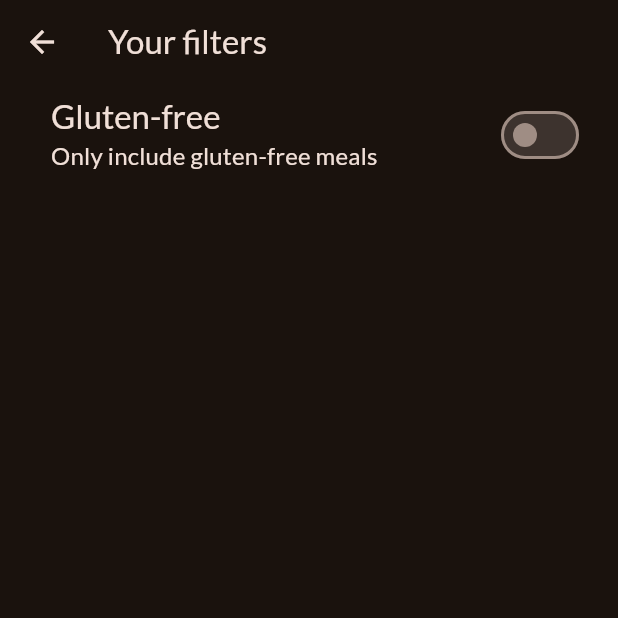
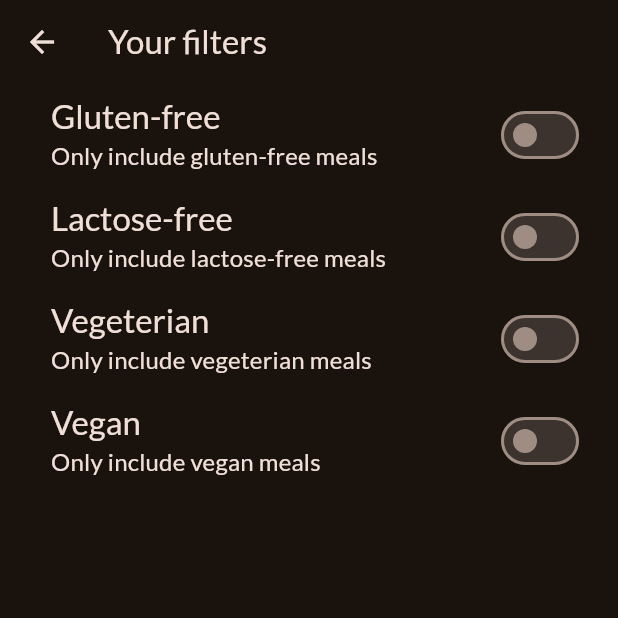
Before and after one commit to birgilv/mobile-applications, a Flutter app: the FiltersScreen screen opened directly, on a phone screen of 412 x 824 dp, the top half of it. Run offline on Flutter 3.47's test engine with Material 3 defaults, Android fonts, the phone set to English and light mode, and no system bars; our stand-ins replace google_fonts, transparent_image.

Commit message:
Added more filters

```diff
--- a/meals_app/lib/screens/filters.dart
+++ b/meals_app/lib/screens/filters.dart
@@ -1,6 +1,4 @@
 import 'package:flutter/material.dart';
-import 'package:meals_app/screens/tabs.dart';
-import 'package:meals_app/widgets/main_drawer.dart';
 
 class FiltersScreen extends StatefulWidget {
   const FiltersScreen({super.key});
@@ -13,6 +11,9 @@ class FiltersScreen extends StatefulWidget {
 
 class _FiltersScreenState extends State<FiltersScreen> {
   var _glutenFreeFilterSet = false;
+  var _lactoseFreeFilterSet = false;
+  var _vegetarianFilterSet = false;
+  var _veganFilterSet = false;
 
 
   @override
@@ -56,6 +57,72 @@ class _FiltersScreenState extends State<FiltersScreen> {
             activeColor: Theme.of(context).colorScheme.tertiary,
             contentPadding: const EdgeInsets.only(left: 34, right: 22),
           ),
+          SwitchListTile(
+            value: _lactoseFreeFilterSet,
+            onChanged: (isChecked) {
+              setState(() {
+                _lactoseFreeFilterSet = isChecked;
+              });
+            },
+            title: Text(
+              'Lactose-free',
+              style: Theme.of(context).textTheme.titleLarge!.copyWith(
+                color: Theme.of(context).colorScheme.onSurface,
+              ),
+            ),
+            subtitle: Text(
+              'Only include lactose-free meals',
+              style: Theme.of(context).textTheme.titleMedium!.copyWith(
+                color: Theme.of(context).colorScheme.onSurface,
+              ),
+            ),
+            activeColor: Theme.of(context).colorScheme.tertiary,
+            contentPadding: const EdgeInsets.only(left: 34, right: 22),
+          ),
+                    SwitchListTile(
+            value: _vegetarianFilterSet,
+            onChanged: (isChecked) {
+              setState(() {
+                _vegetarianFilterSet = isChecked;
+              });
+            },
+            title: Text(
+              'Vegeterian',
+              style: Theme.of(context).textTheme.titleLarge!.copyWith(
+                color: Theme.of(context).colorScheme.onSurface,
+              ),
+            ),
+            subtitle: Text(
+              'Only include vegeterian meals',
+              style: Theme.of(context).textTheme.titleMedium!.copyWith(
+                color: Theme.of(context).colorScheme.onSurface,
+              ),
+            ),
+            activeColor: Theme.of(context).colorScheme.tertiary,
+            contentPadding: const EdgeInsets.only(left: 34, right: 22),
+          ),
+                    SwitchListTile(
+            value: _veganFilterSet,
+            onChanged: (isChecked) {
+              setState(() {
+                _veganFilterSet = isChecked;
+              });
+            },
+            title: Text(
+              'Vegan',
+              style: Theme.of(context).textTheme.titleLarge!.copyWith(
+                color: Theme.of(context).colorScheme.onSurface,
+              ),
+            ),
+            subtitle: Text(
+              'Only include vegan meals',
+              style: Theme.of(context).textTheme.titleMedium!.copyWith(
+                color: Theme.of(context).colorScheme.onSurface,
+              ),
+            ),
+            activeColor: Theme.of(context).colorScheme.tertiary,
+            contentPadding: const EdgeInsets.only(left: 34, right: 22),
+          ),
         ],
       ),
     );
```
